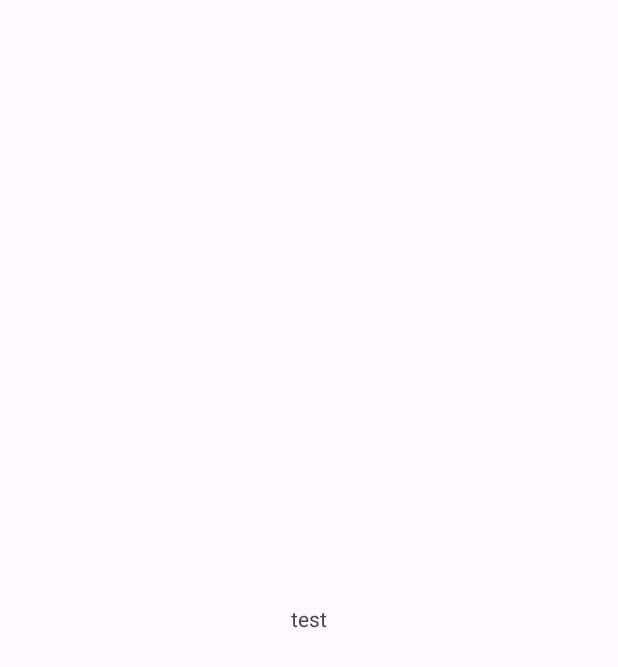
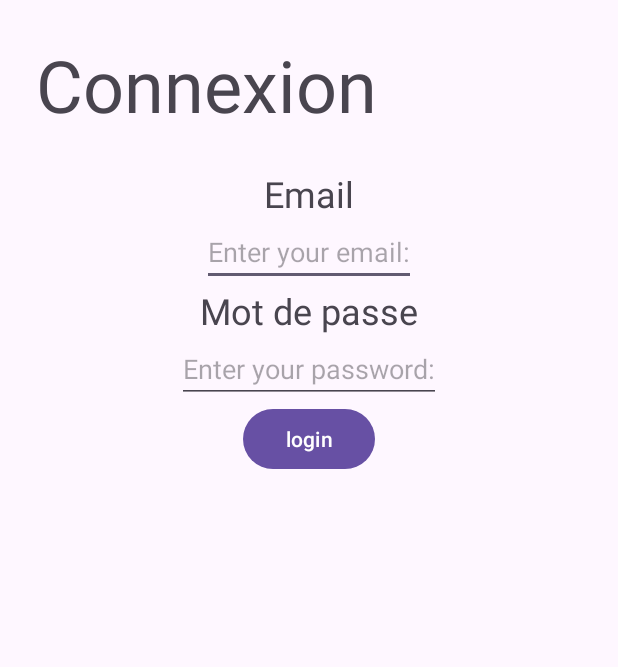
Before and after one commit to clement-chn/KotlinApp, an Android app: the screen it shows after launch (MainActivity), on a phone screen of 412 x 824 dp. Before the commit the part shown is almost empty. Shown: the top 667 px of the screen. Run offline under Robolectric (Android 15) with nearby library versions, the phone set to English and light mode, and no system bars.

Commit message:
interface de connexion

```diff
--- a/app/src/main/res/layout/activity_main.xml
+++ b/app/src/main/res/layout/activity_main.xml
@@ -8,12 +8,65 @@
     tools:context=".MainActivity">
 
     <TextView
+        android:id="@+id/connexion"
         android:layout_width="wrap_content"
         android:layout_height="wrap_content"
-        android:text="test"
-        app:layout_constraintBottom_toBottomOf="parent"
+        android:padding="24dp"
+        android:text="Connexion"
+        android:textSize="48dp"
+        android:gravity="center"
+        />
+
+    <TextView
+        android:id="@+id/email"
+        android:layout_width="wrap_content"
+        android:layout_height="wrap_content"
+        android:text="Email"
+        android:textSize="24dp"
+        app:layout_constraintTop_toBottomOf="@id/connexion"
+        app:layout_constraintStart_toStartOf="parent"
+        app:layout_constraintEnd_toEndOf="parent"/>
+
+    <EditText
+        android:id="@+id/emailedit"
+        android:layout_width="wrap_content"
+        android:layout_height="wrap_content"
+        android:hint="Enter your email:"
+        app:layout_constraintTop_toBottomOf="@+id/email"
+        app:layout_constraintStart_toStartOf="parent"
         app:layout_constraintEnd_toEndOf="parent"
+        />
+
+    <TextView
+        android:id="@+id/text"
+        android:layout_width="wrap_content"
+        android:layout_height="wrap_content"
+        android:text="Mot de passe"
+        android:textSize="24dp"
+        app:layout_constraintTop_toBottomOf="@+id/emailedit"
         app:layout_constraintStart_toStartOf="parent"
-        app:layout_constraintTop_toTopOf="parent" />
+        app:layout_constraintEnd_toEndOf="parent"/>
+
+    <EditText
+        android:id="@+id/textedit"
+        android:layout_width="wrap_content"
+        android:layout_height="wrap_content"
+        android:hint="Enter your password:"
+        app:layout_constraintTop_toBottomOf="@+id/text"
+        app:layout_constraintStart_toStartOf="parent"
+        app:layout_constraintEnd_toEndOf="parent"
+        />
+
+    <Button
+        android:id="@+id/send"
+        android:layout_width="wrap_content"
+        android:layout_height="wrap_content"
+        android:text="login"
+        app:layout_constraintTop_toBottomOf="@+id/textedit"
+        app:layout_constraintStart_toStartOf="parent"
+        app:layout_constraintEnd_toEndOf="parent"/>
+
+
+
 
 </androidx.constraintlayout.widget.ConstraintLayout>
```
